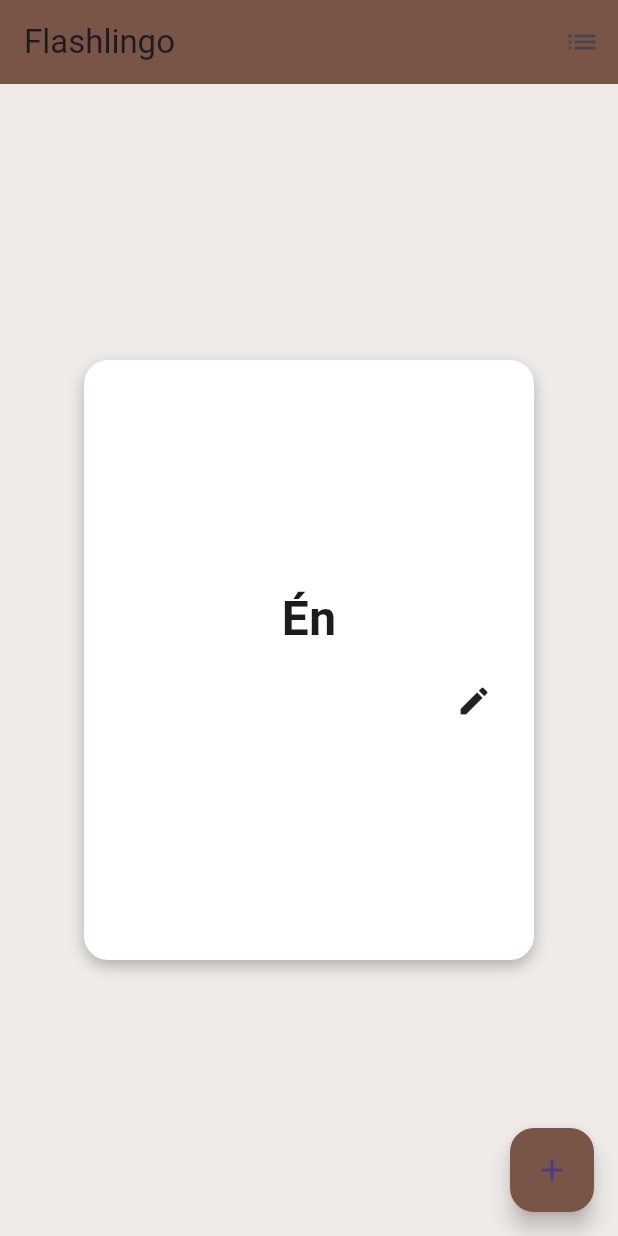
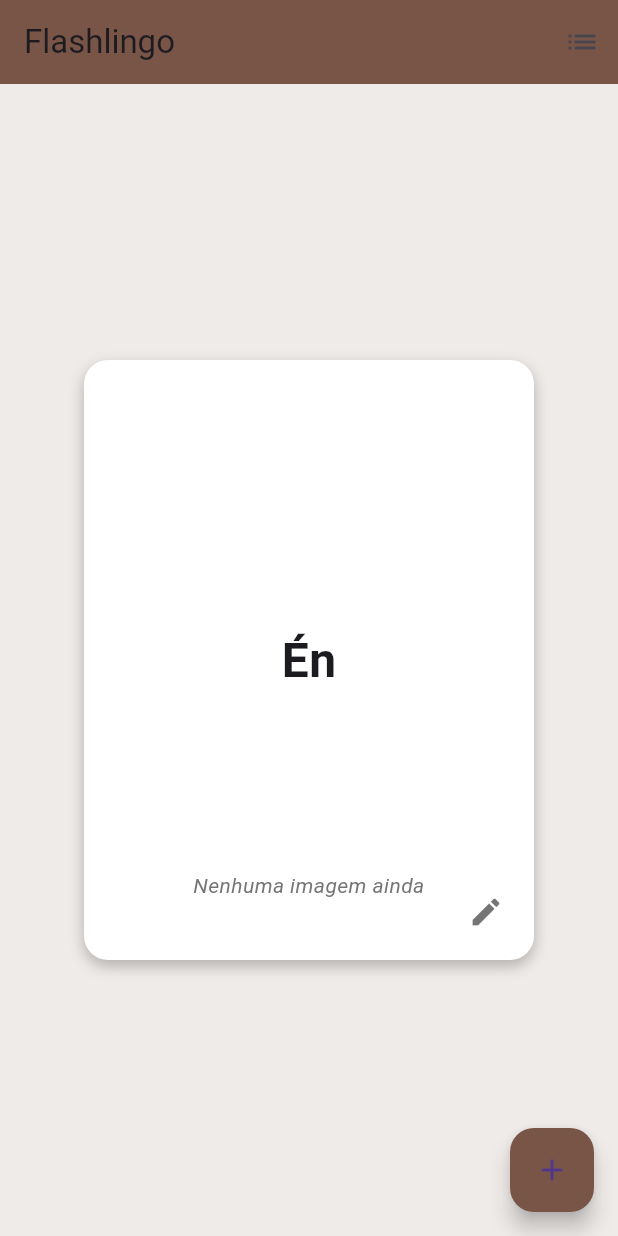
Before and after one commit to AmonBrollo/FlashLingo, a Flutter app: the FlashcardScreen screen opened directly, after a tap on "Eu", on a phone screen of 412 x 824 dp. Run offline on Flutter 3.47's test engine with Material 3 defaults, Android fonts, the phone set to English and light mode, and no system bars; our stand-ins replace image_picker.

Commit message:
✏️ Adjusted the edit icon and the "No image yet" message in the UI.

```diff
--- a/lib/screens/flashcard_screen.dart
+++ b/lib/screens/flashcard_screen.dart
@@ -213,10 +213,7 @@ class _FlashcardScreenState extends State<FlashcardScreen> {
                                 ),
                               ],
                             ),
-                            alignment: Alignment.center,
-                            child: Column(
-                              mainAxisAlignment: MainAxisAlignment.center,
-                              crossAxisAlignment: CrossAxisAlignment.stretch,
+                            child: Stack(
                               children: [
                                 Center(
                                   child: isFlipped
@@ -227,9 +224,14 @@ class _FlashcardScreenState extends State<FlashcardScreen> {
                                             fontWeight: FontWeight.bold,
                                           ),
                                         )
-                                      : Column(
-                                          children: [
-                                            Text(
+                                      : (flashcard.imagePath != null
+                                            ? Image.file(
+                                                File(flashcard.imagePath!),
+                                                width: 250,
+                                                height: 250,
+                                                fit: BoxFit.cover,
+                                              )
+                                            : Text(
                                                 widget.baseLanguage ==
                                                         "portuguese"
                                                     ? flashcard.portuguese
@@ -238,42 +240,38 @@ class _FlashcardScreenState extends State<FlashcardScreen> {
                                                   fontSize: 32,
                                                   fontWeight: FontWeight.bold,
                                                 ),
+                                              )),
                                 ),
-                                            const SizedBox(height: 12),
-                                            flashcard.imagePath != null
-                                                ? Image.file(
-                                                    File(flashcard.imagePath!),
-                                                    width: 250,
-                                                    height: 250,
-                                                    fit: BoxFit.cover,
-                                                  )
-                                                : Text(
-                                                    UiStrings.noImageText(
-                                                      widget.baseLanguage,
-                                                    ),
+
+                                if (flashcard.imagePath == null)
+                                  Positioned(
+                                    bottom: 40,
+                                    left: 0,
+                                    right: 0,
+                                    child: Text(
+                                      widget.baseLanguage == "portuguese"
+                                          ? "Nenhuma imagem ainda"
+                                          : "No image yet",
                                       textAlign: TextAlign.center,
                                       style: TextStyle(
-                                                      fontSize: 18,
+                                        fontSize: 14,
+                                        color: Colors.grey[600],
+                                        fontStyle: FontStyle.italic,
                                       ),
                                     ),
-                                          ],
                                   ),
-                                ),
-                                const SizedBox(height: 8),
-                                Padding(
-                                  padding: const EdgeInsets.only(right: 16.0),
-                                  child: Row(
-                                    mainAxisAlignment: MainAxisAlignment.end,
-                                    children: [
-                                      IconButton(
+                                Positioned(
+                                  bottom: 8,
+                                  right: 8,
+                                  child: IconButton(
                                     icon: const Icon(
                                       Icons.edit,
-                                          color: Colors.black87,
+                                      color: Colors.black54,
                                     ),
-                                        tooltip: 'Add image',
+                                    tooltip: widget.baseLanguage == 'portuguese'
+                                        ? 'Adicionar imagen'
+                                        : 'Add image',
                                     onPressed: changeCurrentImage,
-                                      ),
-                                    ],
                                   ),
                                 ),
                               ],
```
Lines whose indentation alone changed are shown as unchanged.
